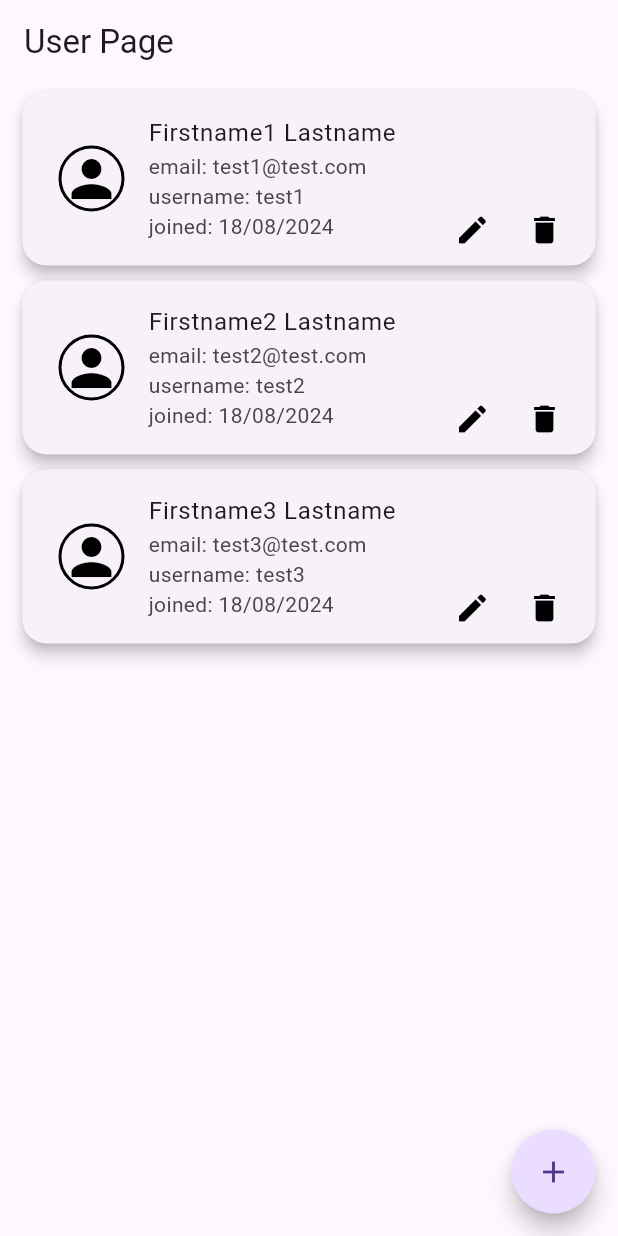
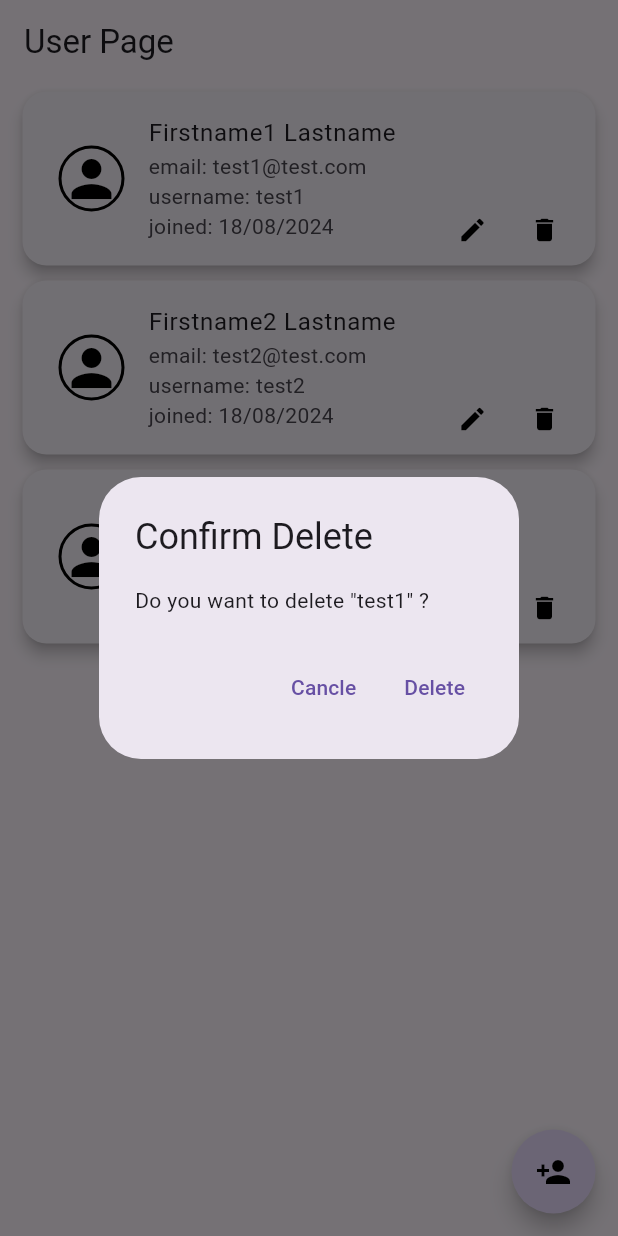
Before and after one commit to oBR1o/Test_User_App, a Flutter app: the screen it shows after launch, after a tap on the "delete" icon, on a phone screen of 412 x 824 dp. Run offline on Flutter 3.47's test engine with Material 3 defaults, Android fonts, the phone set to English and light mode, and no system bars; our stand-ins replace equatable, flutter_bloc.

Commit message:
adding delete button

```diff
--- a/lib/bloc/makework_bloc.dart
+++ b/lib/bloc/makework_bloc.dart
@@ -6,10 +6,19 @@ class MakeWorkBloc extends Bloc<MakeWorkEvent, MakeWorkState>{
   final MakeWorkRepository repository;
   MakeWorkBloc(this.repository): super(LoadingState()){
     on<LoadEvent>(_onLoaded);
+    on<RemoveEvent>(_onRemoved);
   }
 
   _onLoaded(LoadEvent event, Emitter<MakeWorkState> emit) async {
-    final users = await repository.load();
-    emit(ReadyState(users: users));
+    if(state is LoadingState){
+      final users = await repository.load();
+      emit(ReadyState(users: users));
+    }
+  }
+
+  _onRemoved(RemoveEvent event, Emitter<MakeWorkState> emit) async {
+      await repository.remove(id: event.id);
+      emit(LoadingState());
+      add(LoadEvent());
   }
 }
--- a/lib/bloc/makework_event.dart
+++ b/lib/bloc/makework_event.dart
@@ -12,3 +12,8 @@ class AddEvent extends MakeWorkEvent{
     final DateTime? dateJoined;
     AddEvent(this.id, this.userName, this.email, this.firstName, this.lastName, this.isActive, this.dateJoined);
 }
+
+class RemoveEvent extends MakeWorkEvent{
+    final int id;
+    RemoveEvent({required this.id});
+}
--- a/lib/repositories/makework_mock_repository.dart
+++ b/lib/repositories/makework_mock_repository.dart
@@ -2,13 +2,22 @@ import 'package:makework/models/makework_models.dart';
 import 'package:makework/repositories/makework_repository.dart';
 
 class MakeWorkMockRepository extends MakeWorkRepository{
-  @override
-  Future<List<MakeWorkModel>> load() async {
-    await Future.delayed(const Duration(seconds: 2));
-    return [
+
+  List<MakeWorkModel> users = [
       MakeWorkModel(1, 'test1', 'test1@test.com', 'Firstname1', 'Lastname', true, DateTime.now()),
       MakeWorkModel(2, 'test2', 'test2@test.com', 'Firstname2', 'Lastname', true, DateTime.now()),
       MakeWorkModel(3, 'test3', 'test3@test.com', 'Firstname3', 'Lastname', true, DateTime.now()),
     ];
+
+  @override
+  Future<List<MakeWorkModel>> load() async {
+    await Future.delayed(const Duration(seconds: 1));
+    return users;
+  }
+
+  @override
+  Future<void> remove({required int id}) async {
+    await Future.delayed(const Duration(seconds: 0));
+    users.removeWhere((user) => user.id == id);
   }
 }
--- a/lib/repositories/makework_repository.dart
+++ b/lib/repositories/makework_repository.dart
@@ -2,4 +2,5 @@ import 'package:makework/models/makework_models.dart';
 
 abstract class MakeWorkRepository{
   Future<List<MakeWorkModel>> load();
+  Future<void> remove({required int id});
 }
--- /dev/null
+++ b/lib/widgets/removealert_dialog.dart
@@ -0,0 +1,38 @@
+
+import 'package:flutter/material.dart';
+import 'package:flutter_bloc/flutter_bloc.dart';
+import 'package:makework/bloc/app_bloc.dart';
+import 'package:makework/models/makework_models.dart';
+
+
+class RemoveAlertDialog extends StatelessWidget {
+  const RemoveAlertDialog({super.key, required this.users});
+
+  final MakeWorkModel users;
+
+  @override
+  Widget build(BuildContext context) {
+    return AlertDialog(
+      title: const Text('Confirm Delete'),
+      content: Text(
+          'Do you want to delete "${users.userName}" ?'),
+      actions:[
+        TextButton(
+          child: const Text('Cancle'),
+          onPressed: () {
+            Navigator.of(context).pop();
+          },
+        ),
+        TextButton(
+          child: const Text('Delete'),
+          onPressed: () {
+            context.read<MakeWorkBloc>().add(
+                RemoveEvent(
+                    id: users.id));
+            Navigator.of(context).pop();
+          },
+        ),
+      ],
+    );
+  }
+}
--- a/lib/widgets/user_list.dart
+++ b/lib/widgets/user_list.dart
@@ -2,6 +2,7 @@ import 'package:flutter/material.dart';
 import 'package:flutter_bloc/flutter_bloc.dart';
 import 'package:makework/bloc/app_bloc.dart';
 import 'package:intl/intl.dart';
+import 'package:makework/widgets/removealert_dialog.dart';
 
 class UserList extends StatelessWidget {
   const UserList({super.key});
@@ -85,6 +86,7 @@ class UserList extends StatelessWidget {
                         IconButton(
                           icon: const Icon(
                             Icons.edit,
+                            size: 20,
                             color: Colors.black,
                           ),
                           onPressed: () {},
@@ -92,9 +94,18 @@ class UserList extends StatelessWidget {
                         IconButton(
                           icon: const Icon(
                             Icons.delete,
+                            size: 20,
                             color: Colors.black,
                           ),
-                          onPressed: () {},
+                          onPressed: () {
+                            showDialog(
+                                context: context,
+                                builder: (BuildContext context) {
+                                  return RemoveAlertDialog(
+                                    users: users[index],
+                                  );
+                                });
+                          },
                         ),
                       ],
                     ),
@@ -112,7 +123,7 @@ class UserList extends StatelessWidget {
               FloatingActionButton(
                 onPressed: () {},
                 shape: const CircleBorder(),
-                child: const Icon(Icons.add),
+                child: const Icon(Icons.person_add, color: Colors.black),
               ),
             ],
           ),
```
